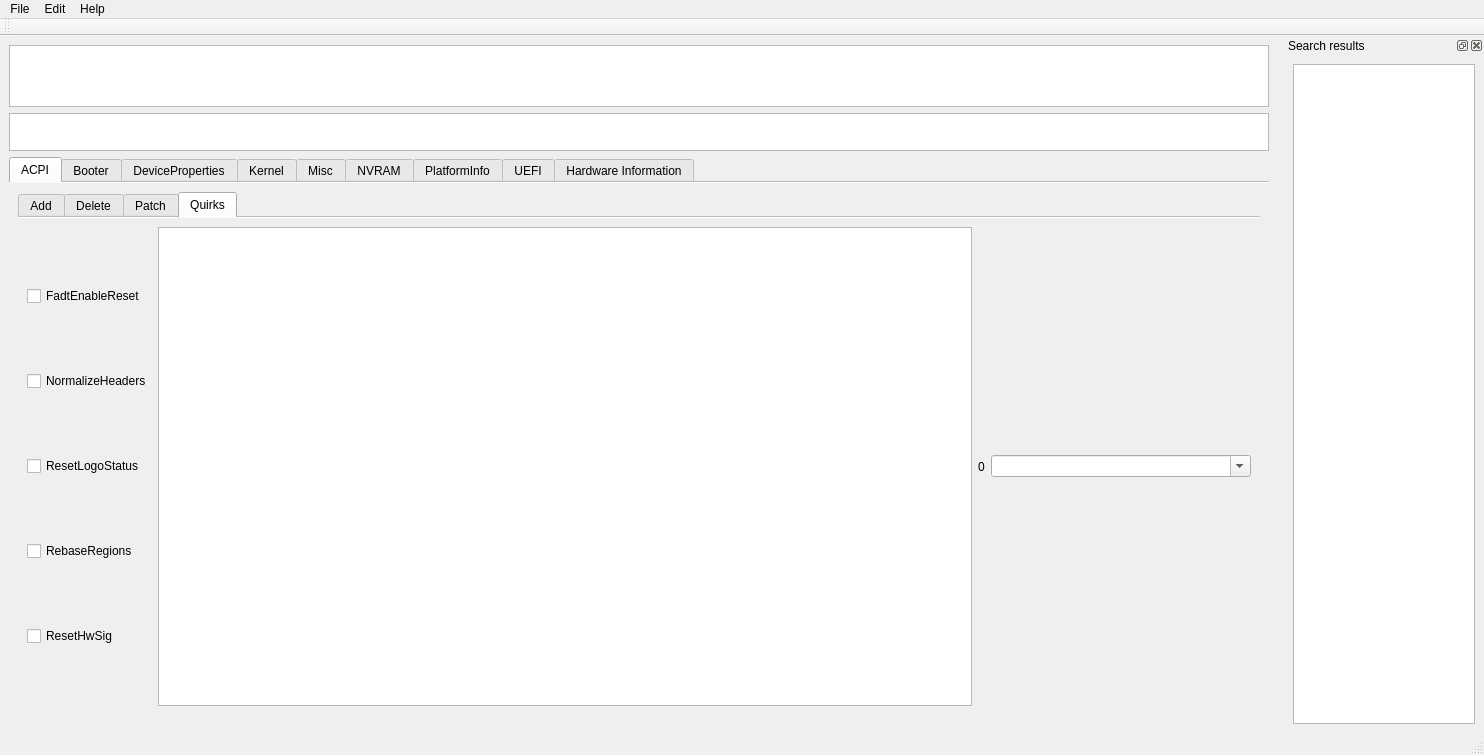
Above: mainwindow.ui from ic005k/OCAuxiliaryTools before the change. Below: the same form after it.
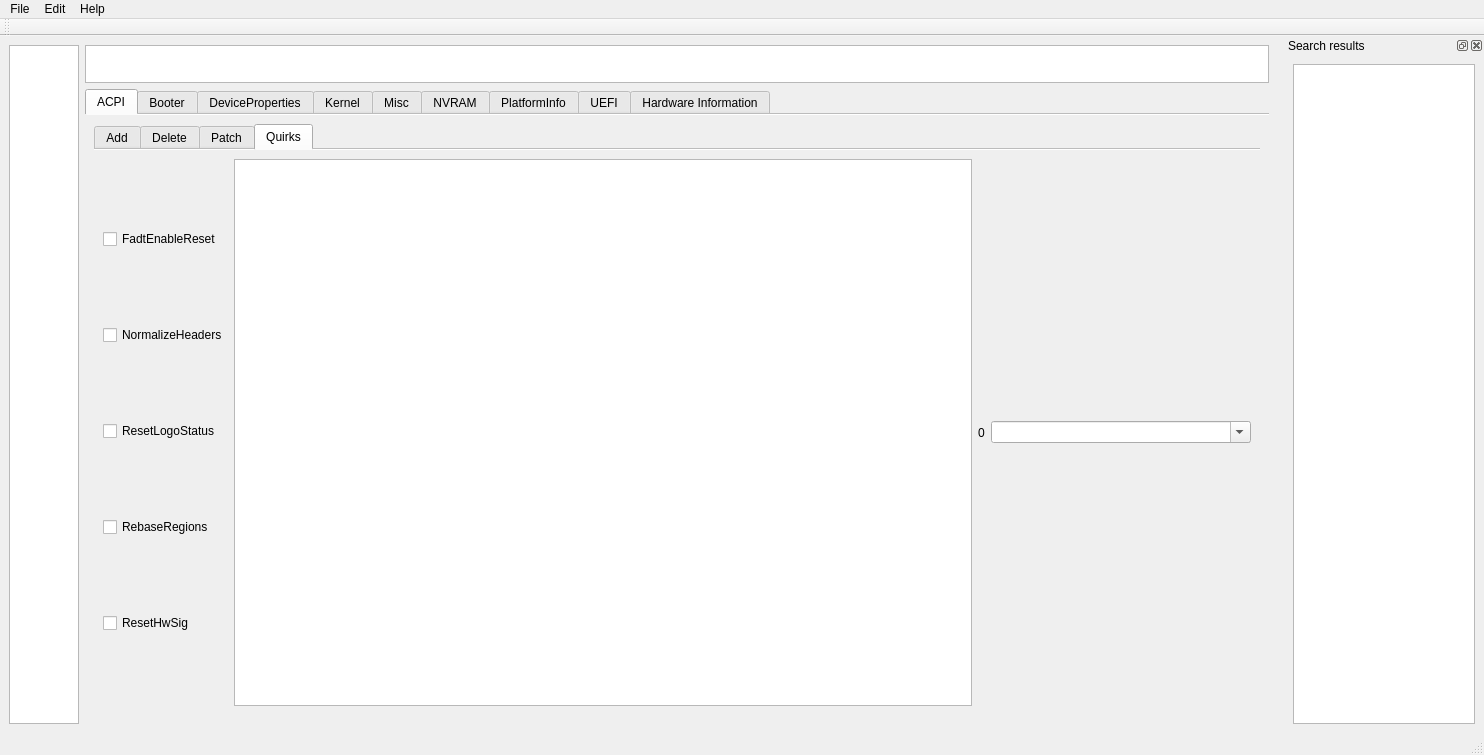
That is the form after the change. The open tabs and pages were chosen to show the change. Icons and pictures are not drawn.

The edit to the form file:
```diff
--- a/mainwindow.ui
+++ b/mainwindow.ui
@@ -25,12 +25,12 @@
   </property>
   <widget class="QWidget" name="centralwidget">
    <layout class="QGridLayout" name="gridLayout">
-    <item row="0" column="0">
+    <item row="0" column="0" rowspan="2">
      <widget class="QListWidget" name="listMain">
       <property name="maximumSize">
        <size>
         <width>16777215</width>
-        <height>62</height>
+        <height>16777215</height>
        </size>
       </property>
       <property name="movement">
@@ -38,7 +38,7 @@
       </property>
      </widget>
     </item>
-    <item row="1" column="0">
+    <item row="0" column="1">
      <widget class="QListWidget" name="listSub">
       <property name="maximumSize">
        <size>
@@ -48,7 +48,7 @@
       </property>
      </widget>
     </item>
-    <item row="2" column="0">
+    <item row="1" column="1">
      <widget class="QTabWidget" name="tabTotal">
       <property name="toolTip">
        <string/>
```
Left out of the diff: 6 changed lines with no effect on the pictures.
